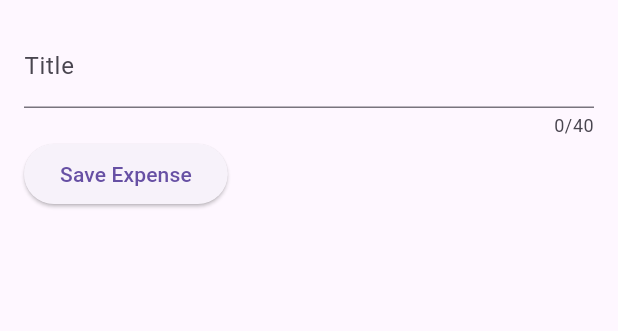
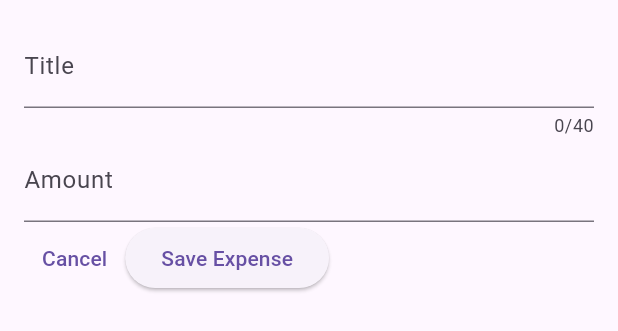
Before and after one commit to bhargav1131/Money-YOU---An-Expense-Tracker, a Flutter app: the NewExpense widget shown alone on an empty page, opened directly, on a phone screen of 412 x 824 dp. Shown: the top 331 px of the screen. Run offline on Flutter 3.47's test engine with Material 3 defaults, Android fonts, the phone set to English and light mode, and no system bars.

Commit message:
add amount field, cancel button and functionality to save button

```diff
--- a/lib/widgets/new_expense.dart
+++ b/lib/widgets/new_expense.dart
@@ -17,10 +17,12 @@ class _NewExpenseState extends State<NewExpense> {
   }*/
 
   final _titleController = TextEditingController();
+  final _amountController = TextEditingController();
 
   @override
   void dispose() {
     _titleController.dispose();
+    _amountController.dispose();
     super.dispose();
   }
 
@@ -37,12 +39,27 @@ class _NewExpenseState extends State<NewExpense> {
               label: Text('Title'),
             ),
           ),
+          TextField(
+            controller: _amountController,
+            keyboardType: TextInputType.number,
+            decoration: const InputDecoration(
+              prefixText: '₹ ',
+              label: Text('Amount'),
+            ),
+          ),
           Row(
             children: [
+              TextButton(
+                onPressed: () {
+                  Navigator.pop(context);
+                },
+                child: const Text('Cancel'),
+              ),
               ElevatedButton(
                 onPressed: () {
                   // print(_enteredTitle);
                   print(_titleController.text);
+                  print(_amountController.text);
                 },
                 child: const Text('Save Expense'),
               )
```
